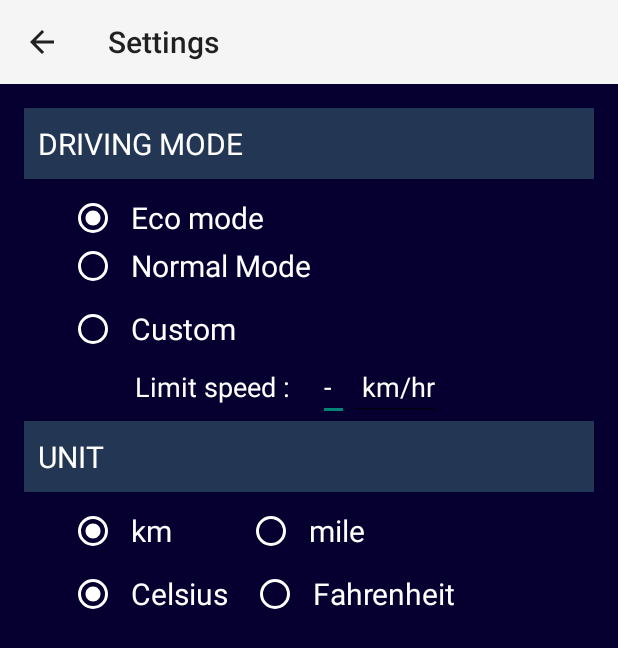
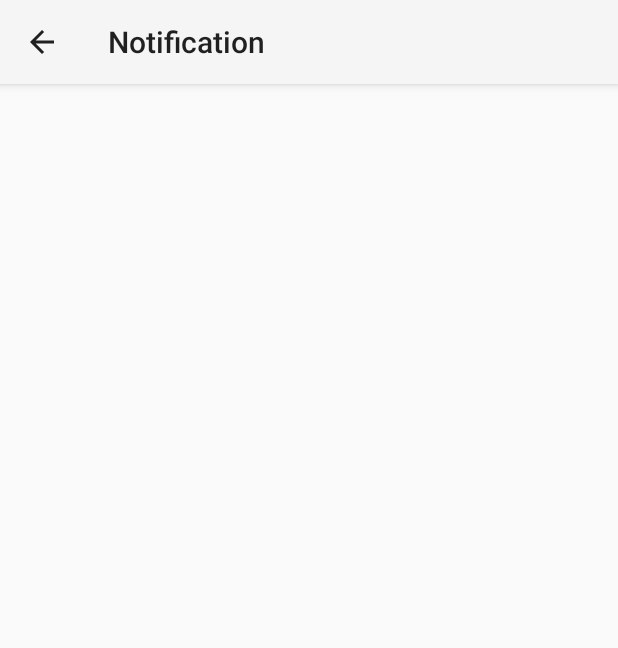
Before and after one commit to neptuness/IDAS, an Android app: the screen it shows after launch (SettingActivity before the commit, NotificationActivity after it), after a tap on "NOTIFICATIONS", on a phone screen of 412 x 824 dp. Shown: the top 648 px of the screen. Run offline under Robolectric (Android 15) with nearby library versions, the phone set to English and light mode, and no system bars.

Commit message:
Integrate Notification

```diff
--- a/app/src/main/AndroidManifest.xml
+++ b/app/src/main/AndroidManifest.xml
@@ -59,6 +59,11 @@
             android:name=".HistoryActivity"
             android:label="@string/title_activity_history" >
         </activity>
+        <activity android:name=".NotificationActivity"
+            android:label="@string/title_activity_notification">
+
+            </activity>
+
     </application>
 
 </manifest>
--- a/app/src/main/java/com/example/nepus/idash/MainActivity.java
+++ b/app/src/main/java/com/example/nepus/idash/MainActivity.java
@@ -64,11 +64,14 @@ import android.widget.Toast;
 import java.util.ArrayList;
 import java.util.List;
 
+import notification.IDASNotificationSystem;
+
 /**
  * The launchpad activity for this sample project. This activity launches other activities that
  * demonstrate implementations of common animations.
  */
 public class MainActivity extends Activity{
+    private IDASNotificationSystem notificationSystem = IDASNotificationSystem.getInstance();
     Button dashboard,setting,notification;
 
     public void onCreate(Bundle savedInstanceState) {
@@ -98,13 +101,19 @@ public class MainActivity extends Activity{
 //        listView.setAdapter(adapter);
     }
 
+    @Override
+    protected void onDestroy() {
+        notificationSystem.removeAllNotification(this);
+        super.onDestroy();
+    }
+
     public void gotoSystem (View view){
         Intent intent = new Intent(this, SystemActivity.class);
         startActivity(intent);
     }
 
     public void gotoNotification(View view){
-        Intent intent = new Intent(this, SettingActivity.class);
+        Intent intent = new Intent(this, NotificationActivity.class);
         startActivity(intent);
     }
 
--- /dev/null
+++ b/app/src/main/java/com/example/nepus/idash/NotificationActivity.java
@@ -0,0 +1,58 @@
+package com.example.nepus.idash;
+
+import android.app.Activity;
+
+import android.os.Bundle;
+import android.view.Menu;
+import android.view.MenuItem;
+
+import notification.IDASNotificationSystem;
+
+
+public class NotificationActivity extends Activity {
+
+    private NotificationFragment notificationFragment;
+
+    @Override
+    protected void onCreate(Bundle savedInstanceState) {
+        super.onCreate(savedInstanceState);
+        setContentView(R.layout.activity_notification);
+        if (savedInstanceState == null) {
+            notificationFragment = new NotificationFragment();
+            getFragmentManager().beginTransaction().add(R.id.container, notificationFragment).commit();
+
+        }
+        getActionBar().setDisplayHomeAsUpEnabled(true);
+
+    }
+
+
+    @Override
+    public boolean onCreateOptionsMenu(Menu menu) {
+        // Inflate the menu; this adds items to the action bar if it is present.
+        getMenuInflater().inflate(R.menu.menu_notification, menu);
+        return true;
+    }
+
+    @Override
+    public boolean onOptionsItemSelected(MenuItem item) {
+        // Handle action bar item clicks here. The action bar will
+        // automatically handle clicks on the Home/Up button, so long
+        // as you specify a parent activity in AndroidManifest.xml.
+        int id = item.getItemId();
+
+        //noinspection SimplifiableIfStatement
+        if (id == R.id.action_settings) {
+//            IDASNotificationSystem system = IDASNotificationSystem.getInstance();
+//            system.removeAllNotification(this);
+            return true;
+        }
+        else if (id == android.R.id.home){
+            finish();
+        }
+
+        return super.onOptionsItemSelected(item);
+    }
+
+
+}
--- /dev/null
+++ b/app/src/main/java/com/example/nepus/idash/NotificationFragment.java
@@ -0,0 +1,48 @@
+package com.example.nepus.idash;
+
+import android.app.Fragment;
+import android.os.Bundle;
+import android.view.LayoutInflater;
+import android.view.View;
+import android.view.ViewGroup;
+import android.widget.ListView;
+
+import notification.IDASNotificationSystem;
+
+public class NotificationFragment extends Fragment {
+    private ListView listView;
+    private NotificationListViewAdapter adapter;
+
+    public NotificationFragment() {
+    }
+
+    @Override
+    public View onCreateView(LayoutInflater inflater, ViewGroup container,
+                             Bundle savedInstanceState) {
+        View rootView = inflater.inflate(R.layout.fragment_notification, container, false);
+        listView = (ListView) rootView.findViewById(R.id.listView);
+        IDASNotificationSystem notiSystem = IDASNotificationSystem.getInstance();
+
+////        mock data
+//
+//        for (int i=0; i<10; ++i){
+//            int id = notiSystem.getAvailableNotificationId();
+//            IDASNotification notification = new IDASNotification(id, "title " + i, "" + id);
+//            notification.setHeads_up(true);
+//            notiSystem.addNotification(getActivity(), notification);
+//        }
+////        end mock data
+
+        NotificationListViewAdapter adapter = new NotificationListViewAdapter(getActivity(), notiSystem);
+
+        listView.setAdapter(adapter);
+
+
+        return rootView;
+    }
+
+
+
+
+
+}
--- /dev/null
+++ b/app/src/main/java/com/example/nepus/idash/NotificationListViewAdapter.java
@@ -0,0 +1,66 @@
+package com.example.nepus.idash;
+
+import android.content.Context;
+import android.view.View;
+import android.view.ViewGroup;
+import android.widget.BaseAdapter;
+
+import java.util.ArrayList;
+import java.util.List;
+import java.util.Observable;
+import java.util.Observer;
+
+import notification.IDASNotification;
+import notification.IDASNotificationSystem;
+import notification.IDASNotificationView;
+
+public class NotificationListViewAdapter extends BaseAdapter implements Observer{
+
+    private final Context c;
+    private List<IDASNotificationView> views = new ArrayList<IDASNotificationView>();
+
+    public NotificationListViewAdapter(Context c, IDASNotificationSystem notiSystem) {
+        notiSystem.addObserver(this);
+        this.c = c;
+        reload(notiSystem);
+    }
+
+    @Override
+    public int getCount() {
+        return views.size();
+    }
+
+    @Override
+    public Object getItem(int position) {
+        return views.get(position);
+    }
+
+    @Override
+    public long getItemId(int position) {
+        return position;
+    }
+
+    @Override
+    public View getView(int position, View convertView, ViewGroup parent) {
+        return views.get(position);
+    }
+
+    @Override
+    public void update(Observable observable, Object data) {
+        if (observable instanceof IDASNotificationSystem){
+            IDASNotificationSystem notiSystem = (IDASNotificationSystem) observable;
+            reload(notiSystem);
+        }
+    }
+
+    private void reload(IDASNotificationSystem notiSystem){
+        views.clear();
+        List<IDASNotification> notificationList = notiSystem.getNotificationList();
+        for (IDASNotification notification : notificationList) {
+            IDASNotificationView view = new IDASNotificationView(c, notification);
+            views.add(view);
+        }
+        notifyDataSetChanged();
+    }
+
+}
--- a/app/src/main/res/layout/activity_main.xml
+++ b/app/src/main/res/layout/activity_main.xml
@@ -45,4 +45,5 @@
         android:onClick="gotoHistory"
         />
 
+
 </RelativeLayout>
--- /dev/null
+++ b/app/src/main/res/layout/activity_notification.xml
@@ -0,0 +1,4 @@
+<FrameLayout xmlns:android="http://schemas.android.com/apk/res/android"
+    xmlns:tools="http://schemas.android.com/tools" android:id="@+id/container"
+    android:layout_width="match_parent" android:layout_height="match_parent"
+    tools:context="ic.kmitl.testnotification.NotificationActivity" tools:ignore="MergeRootFrame" />
--- /dev/null
+++ b/app/src/main/res/layout/fragment_notification.xml
@@ -0,0 +1,17 @@
+<RelativeLayout xmlns:android="http://schemas.android.com/apk/res/android"
+    xmlns:tools="http://schemas.android.com/tools" android:layout_width="match_parent"
+    android:layout_height="match_parent" android:paddingLeft="@dimen/activity_horizontal_margin"
+    android:paddingRight="@dimen/activity_horizontal_margin"
+    android:paddingTop="@dimen/activity_vertical_margin"
+    android:paddingBottom="@dimen/activity_vertical_margin"
+    tools:context="ic.kmitl.testnotification.NotificationActivity$PlaceholderFragment">
+
+    <ListView
+        android:id="@+id/listView"
+        android:layout_width="match_parent"
+        android:layout_height="match_parent">
+
+
+        </ListView>
+
+</RelativeLayout>
--- /dev/null
+++ b/app/src/main/res/menu/menu_notification.xml
@@ -0,0 +1,6 @@
+<menu xmlns:android="http://schemas.android.com/apk/res/android"
+    xmlns:app="http://schemas.android.com/apk/res-auto"
+    xmlns:tools="http://schemas.android.com/tools"
+    tools:context="ic.kmitl.testnotification.NotificationActivity">
+
+</menu>
--- a/app/src/main/res/values/strings.xml
+++ b/app/src/main/res/values/strings.xml
@@ -42,6 +42,7 @@
     <string name="title_activity_history">HistoryActivity</string>
 
     <string name="hello_world">Hello world!</string>
+    <string name="title_activity_notification">Notification</string>
 
 
 </resources>
```
Also changed, not shown: app/src/main/java/notification/IDASNotification.java (added, +144 -0 lines), app/src/main/java/notification/IDASNotificationSystem.java (added, +90 -0 lines), app/src/main/java/notification/IDASNotificationView.java (added, +53 -0 lines), app/src/main/java/notification/exception/IDASNotificationNotFoundException.java (added, +10 -0 lines), app/src/main/res/layout/layout_notification.xml (added, +18 -0 lines), 5 other files.
